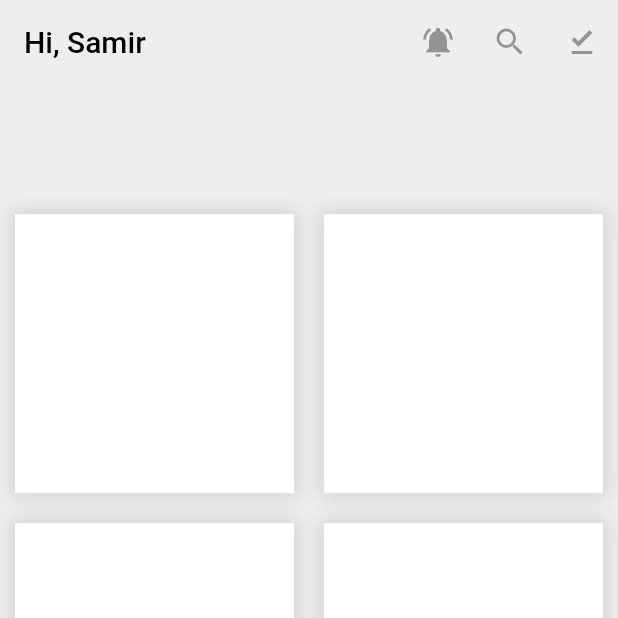
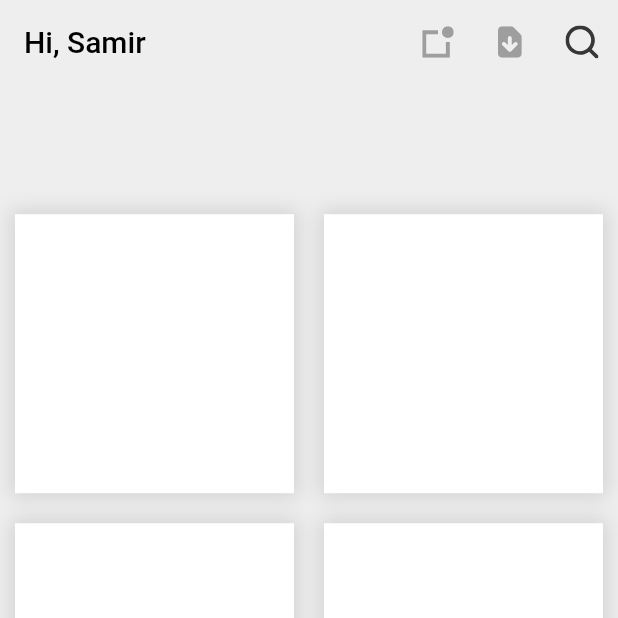
Before and after one commit to Samir-N-Ahmad/university_management_system, a Flutter app: the screen it shows after launch, on a phone screen of 412 x 824 dp, the top half of it. Run offline on Flutter 3.47's test engine with Material 2 defaults, Android fonts, the phone set to English and light mode, and no system bars; our stand-ins replace flutter_svg.

Commit message:
UMS-1 Add svg icons to main screen.

```diff
--- a/lib/view/screen/main_screen.dart
+++ b/lib/view/screen/main_screen.dart
@@ -1,5 +1,6 @@
 import 'package:flutter/cupertino.dart';
 import 'package:flutter/material.dart';
+import 'package:flutter_svg/svg.dart';
 
 class MainScreen extends StatefulWidget {
   @override
@@ -21,15 +22,15 @@ class _MainScreenState extends State<MainScreen> {
           actions: [
             IconButton(
               onPressed: null,
-              icon: Icon(Icons.notifications_on),
+              icon: SvgPicture.asset("assets/icons/notifications.svg"),
             ),
             IconButton(
               onPressed: null,
-              icon: Icon(Icons.search),
+              icon: SvgPicture.asset("assets/icons/download.svg"),
             ),
             IconButton(
               onPressed: null,
-              icon: Icon(Icons.download_done_sharp),
+              icon: SvgPicture.asset("assets/icons/search.svg"),
             )
           ],
         ),
--- a/pubspec.yaml
+++ b/pubspec.yaml
@@ -39,14 +39,14 @@ dev_dependencies:
 
 # The following section is specific to Flutter.
 flutter:
-
+  assets:
+    - assets/icons/
   # The following line ensures that the Material Icons font is
   # included with your application, so that you can use the icons in
   # the material Icons class.
   uses-material-design: true
 
-assets:
-  -assets/icons/
+
   # An image asset can refer to one or more resolution-specific "variants", see
   # https://flutter.dev/assets-and-images/#resolution-aware.
 
```
